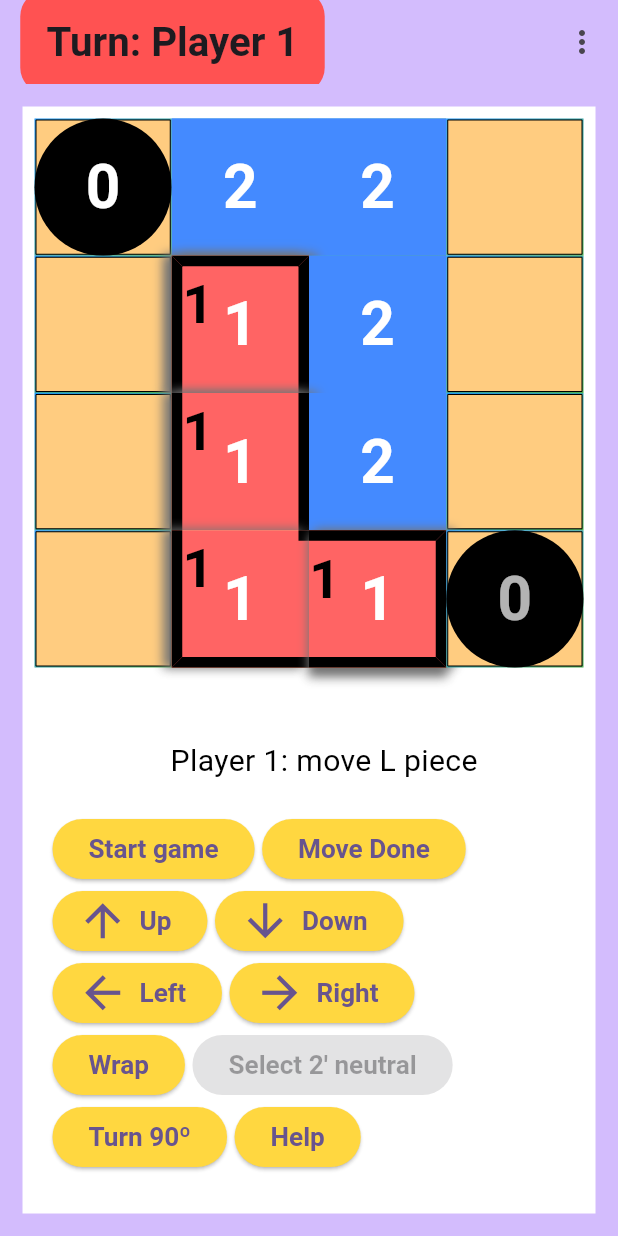
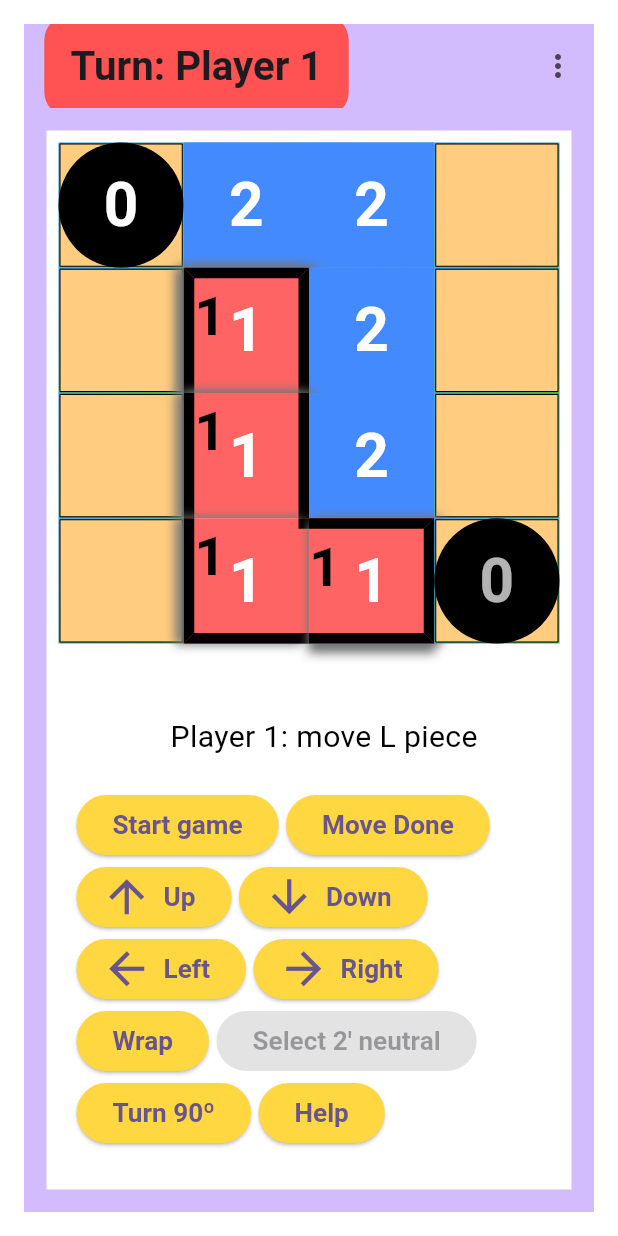
Before and after one commit to tkassila/flgame, a Flutter app: the screen it shows after launch, on a phone screen of 412 x 824 dp. Run offline on Flutter 3.47's test engine with Material 3 defaults, Android fonts, the phone set to English and light mode, and no system bars; drawn by our look-alikes of auto_size_text; our stand-ins replace flutter_html, flutter_screenutil, get_it, hive, hive_flutter, logger and 2 more; missing offline and left inert: dart:ffi, flutter_exit_app; accounts and stored records are empty.

```diff
--- a/lib/main.dart
+++ b/lib/main.dart
@@ -1274,7 +1274,13 @@ class _LGamePageState extends State<MyHomePage>
     (lGameSession.playerTurn == GamePlayerTurn.player1 ?
     player1Color : player2Color);
 
-    return Scaffold(
+    return SafeArea(
+        top: true, // applies padding at the top
+        bottom: true, // applies padding at the bottom
+        left: false, // no padding on the left
+        right: false, // no padding on the right
+        minimum: EdgeInsets.all(16), // minimum padding for all sides
+        child: Scaffold(
       appBar: AppBar(
         automaticallyImplyLeading: false,
         backgroundColor: Theme.of(context).colorScheme.inversePrimary,
@@ -1432,6 +1438,7 @@ class _LGamePageState extends State<MyHomePage>
     child: /* buildGameBoard() */ _buildBoard ,
         //   if (isSystemNavigateMenu) SizedBox(height: 30,),
       ),
+        ),
     );
   }
 }
--- a/lib/views/OldGamesPage.dart
+++ b/lib/views/OldGamesPage.dart
@@ -97,7 +97,9 @@ class _OldGamesPageState extends State<OldGamesPage> {
 
     ScrollController scrollController = ScrollController();
 
-    return Scaffold(
+    return SafeArea(
+        minimum: const EdgeInsets.all(4.0),
+        child: Scaffold(
       resizeToAvoidBottomInset: false,
       appBar: AppBar(
         primary: false,
@@ -230,6 +232,7 @@ class _OldGamesPageState extends State<OldGamesPage> {
           );
         },
       ) */
+        ),
     );
 
   }
```
Also changed, not shown: lib/views/about_game.dart (+6 -6 lines), lib/views/help_route.dart (+4 -4 lines), lib/views/remote_game.dart (+4 -4 lines), pubspec.lock.
